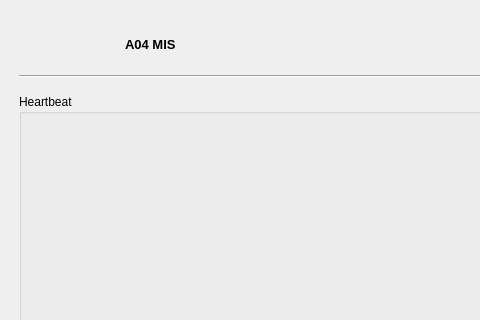
Above: ui/EmpkinsGUI.ui from empkins/empkins-emrad before the change; both pictures show x 0 to 480 and y 0 to 320 of the 1040 by 796 pixel window. Below: the same form after it.
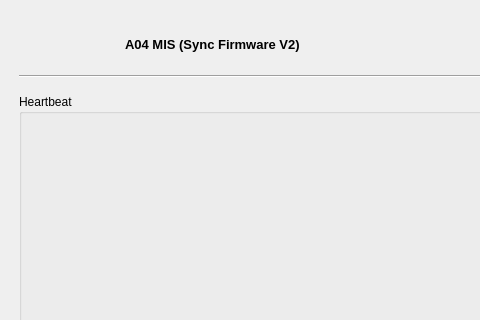
That is the form after the change. Icons and pictures are not drawn. Custom widgets are drawn as their Qt base class.

The edit to the form file:
```diff
--- a/ui/EmpkinsGUI.ui
+++ b/ui/EmpkinsGUI.ui
@@ -829,7 +829,7 @@
          </font>
         </property>
         <property name="text">
-         <string>A04 MIS</string>
+         <string>A04 MIS (Sync Firmware V2)</string>
         </property>
        </widget>
       </item>
```
